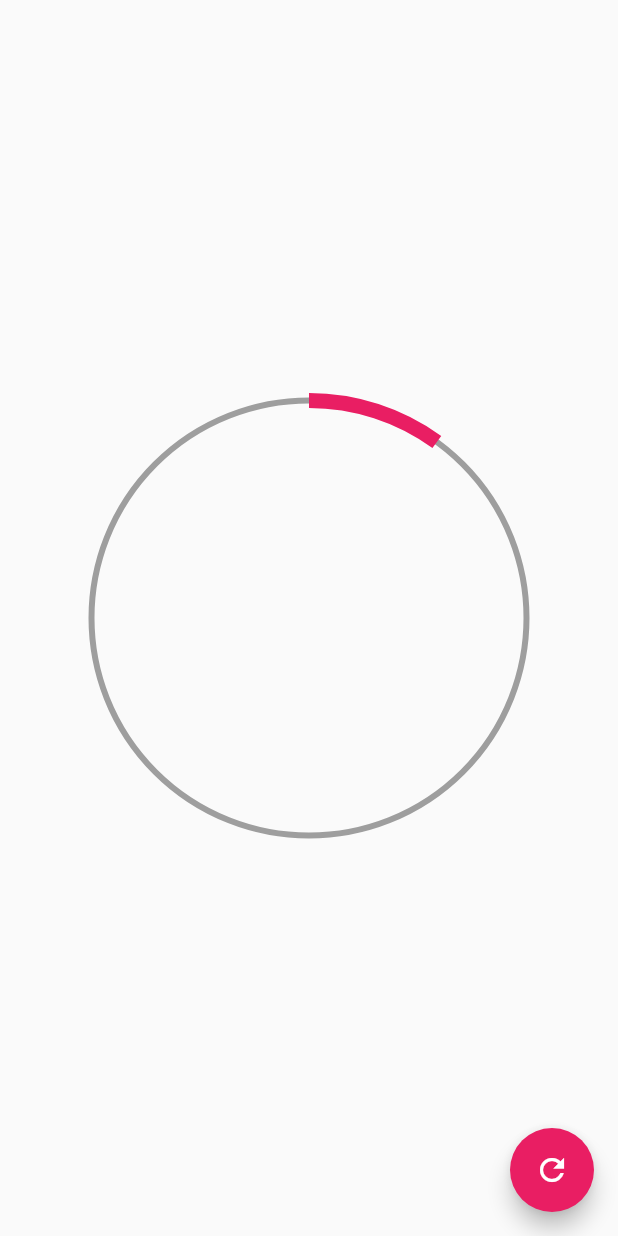
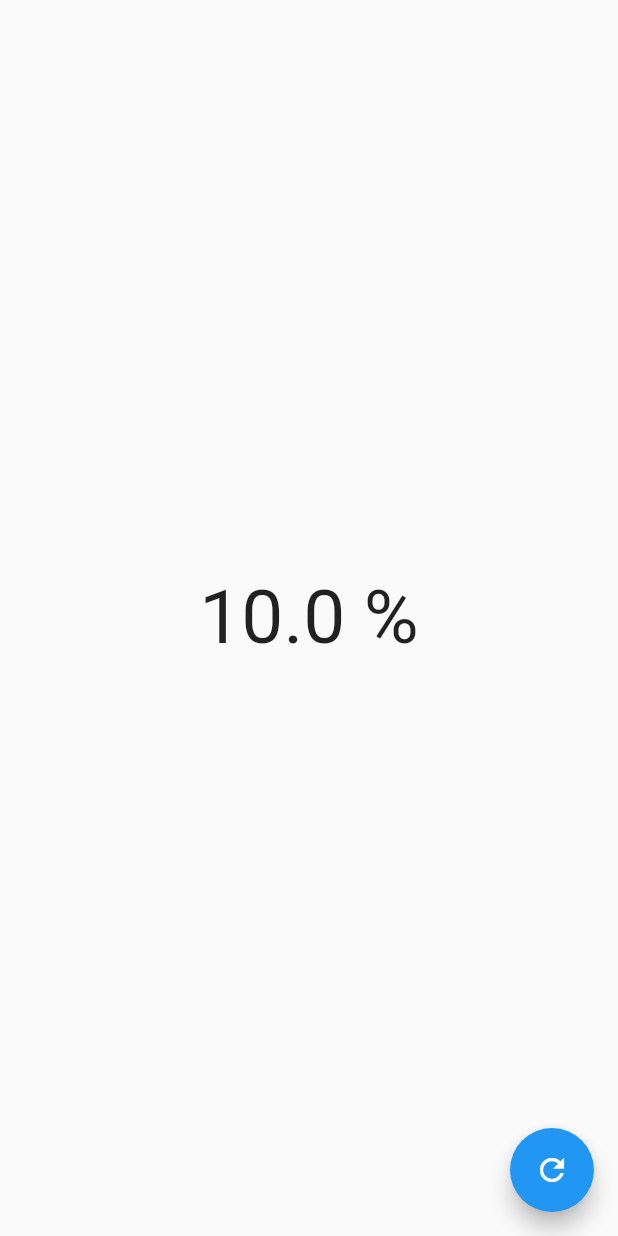
Before and after one commit to DentVega/Design-App, a Flutter app: the screen it shows after launch, after a tap on the "refresh" icon, on a phone screen of 412 x 824 dp. Run offline on Flutter 3.47's test engine with Material 2 defaults, Android fonts, the phone set to English and light mode, and no system bars.

```diff
--- a/lib/main.dart
+++ b/lib/main.dart
@@ -1,5 +1,6 @@
 // import 'package:design_app/src/pages/animaciones_page.dart';
-import 'package:design_app/src/pages/circular_progress_page.dart';
+// import 'package:design_app/src/labs/circular_progress_page.dart';
+import 'package:design_app/src/pages/graficas_circulares.dart';
 // import 'package:design_app/src/retos/cuadrado_animado_page.dart';
 // import 'package:design_app/src/pages/headers_page.dart';
 import 'package:flutter/material.dart';
@@ -12,7 +13,7 @@ class MyApp extends StatelessWidget {
     return MaterialApp(
       debugShowCheckedModeBanner: false,
       title: 'Diseños App',
-      home: CircularProgressPage(),
+      home: GraficasCircularesPage(),
     );
   }
 }
--- /dev/null
+++ b/lib/src/pages/graficas_circulares.dart
@@ -0,0 +1,33 @@
+import 'package:flutter/material.dart';
+
+class GraficasCircularesPage extends StatefulWidget {
+  @override
+  _GraficasCircularesPageState createState() => _GraficasCircularesPageState();
+}
+
+class _GraficasCircularesPageState extends State<GraficasCircularesPage> {
+  double porcentaje = 0;
+
+  @override
+  Widget build(BuildContext context) {
+    return Scaffold(
+      floatingActionButton: FloatingActionButton(
+        onPressed: () {
+          setState(() {
+            porcentaje += 10;
+            if (porcentaje > 100) {
+              porcentaje = 0;
+            }
+          });
+        },
+        child: Icon(Icons.refresh),
+      ),
+      body: Center(
+        child: Text(
+          '$porcentaje %',
+          style: TextStyle(fontSize: 50.0),
+        ),
+      ),
+    );
+  }
+}
```
Also changed, not shown: lib/src/labs/circular_progress_page.dart (renamed from lib/src/pages/circular_progress_page.dart).
